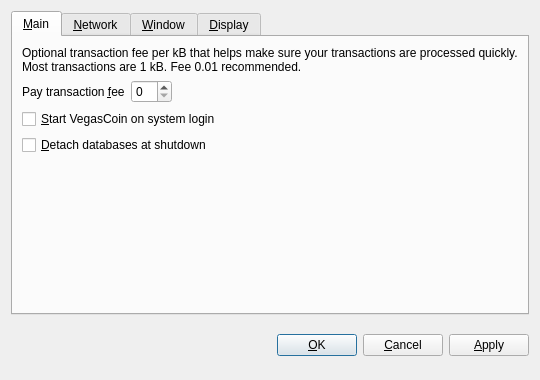
This is src/qt/forms/optionsdialog.ui in VegasCoin/vegascoin as Qt 5 draws it before an edit. The edited form follows.
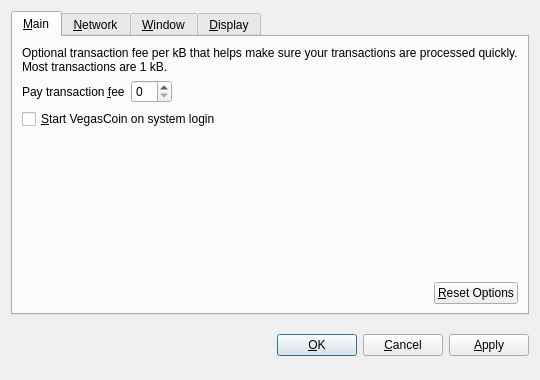
This is the edited form. The open tabs and pages were chosen to show the change. Custom widgets are drawn as their Qt base class.

What changed in the file:
```diff
--- a/src/qt/forms/optionsdialog.ui
+++ b/src/qt/forms/optionsdialog.ui
@@ -33,7 +33,7 @@
        <item>
         <widget class="QLabel" name="transactionFeeInfoLabel">
          <property name="text">
-          <string>Optional transaction fee per kB that helps make sure your transactions are processed quickly. Most transactions are 1 kB. Fee 0.01 recommended.</string>
+          <string>Optional transaction fee per kB that helps make sure your transactions are processed quickly. Most transactions are 1 kB.</string>
          </property>
          <property name="textFormat">
           <enum>Qt::PlainText</enum>
@@ -86,16 +86,6 @@
          </property>
         </widget>
        </item>
-       <item>
-        <widget class="QCheckBox" name="detachDatabases">
-         <property name="toolTip">
-          <string>Detach block and address databases at shutdown. This means they can be moved to another data directory, but it slows down shutdown. The wallet is always detached.</string>
-         </property>
-         <property name="text">
-          <string>&amp;Detach databases at shutdown</string>
-         </property>
-        </widget>
-       </item>
        <item>
         <spacer name="verticalSpacer_Main">
          <property name="orientation">
@@ -109,6 +99,36 @@
          </property>
         </spacer>
        </item>
+       <item>
+        <layout class="QHBoxLayout" name="horizontalLayout_2_Main">
+         <item>
+          <spacer name="horizontalSpacer_2_Main">
+           <property name="orientation">
+            <enum>Qt::Horizontal</enum>
+           </property>
+           <property name="sizeHint" stdset="0">
+            <size>
+             <width>40</width>
+             <height>20</height>
+            </size>
+           </property>
+          </spacer>
+         </item>
+         <item>
+          <widget class="QPushButton" name="resetButton">
+           <property name="toolTip">
+            <string>Reset all client options to default.</string>
+           </property>
+           <property name="text">
+            <string>&amp;Reset Options</string>
+           </property>
+           <property name="autoDefault">
+            <bool>false</bool>
+           </property>
+          </widget>
+         </item>
+        </layout>
+       </item>
       </layout>
      </widget>
      <widget class="QWidget" name="tabNetwork">
```
Left out of the diff: 20 changed lines with no effect on the pictures.
